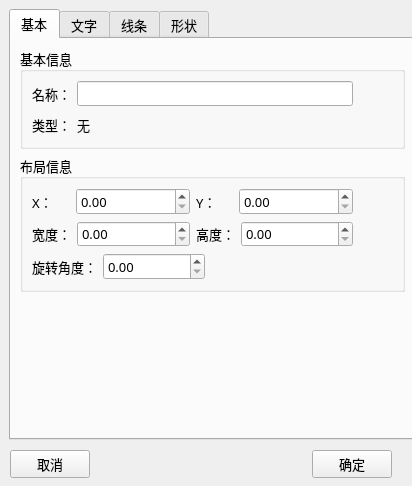
The window that UI/iconproperty.ui (rcswhuang/H5IconHelp) describes before a commit, drawn with Qt 5.
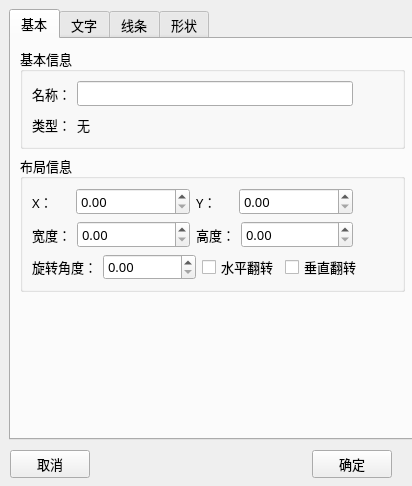
The same window after the commit. The open tabs and pages were chosen to show the change.

```diff
--- a/UI/iconproperty.ui
+++ b/UI/iconproperty.ui
@@ -227,7 +227,7 @@
            </layout>
           </item>
           <item>
-           <layout class="QHBoxLayout" name="horizontalLayout_5" stretch="1,10,0">
+           <layout class="QHBoxLayout" name="horizontalLayout_5" stretch="1,3,1,1,1">
             <item>
              <widget class="QLabel" name="label_8">
               <property name="text">
@@ -245,6 +245,20 @@
               </property>
              </widget>
             </item>
+            <item>
+             <widget class="QCheckBox" name="horizontalFlip">
+              <property name="text">
+               <string>水平翻转</string>
+              </property>
+             </widget>
+            </item>
+            <item>
+             <widget class="QCheckBox" name="verticalFlip">
+              <property name="text">
+               <string>垂直翻转</string>
+              </property>
+             </widget>
+            </item>
             <item>
              <spacer name="horizontalSpacer_5">
               <property name="orientation">
```
Left out of the diff: 2 changed lines with no effect on the pictures.
